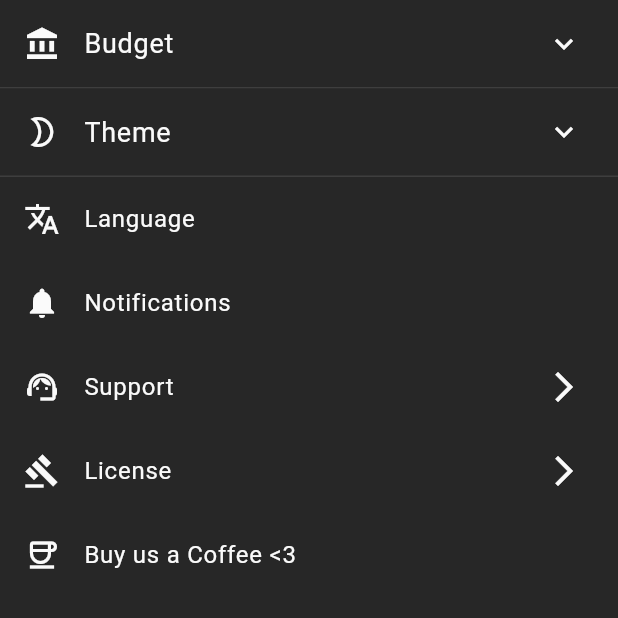
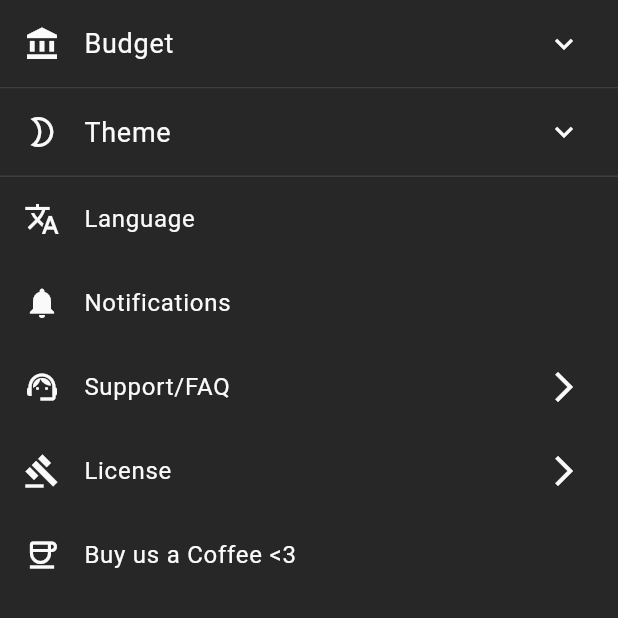
Before and after one commit to GolemT/Flutter_FinanceTracker, a Flutter app: the SettingsScreen screen opened by its route, on a phone screen of 412 x 824 dp, the top half of it. Run offline on Flutter 3.47's test engine with Material 3 defaults, Android fonts, the phone set to English and light mode, and no system bars; our stand-ins replace fl_chart, multi_select_flutter, pie_chart, shared_preferences; missing offline and left inert: easy_url_launcher; accounts and stored records are empty.

Commit message:
renamed support to Support/FAQ

```diff
--- a/lib/screens/settings_screen.dart
+++ b/lib/screens/settings_screen.dart
@@ -236,7 +236,7 @@ class SettingsScreenState extends State<SettingsScreen> {
             leading: Icon(Icons.notifications, color: nexusColor.text,),
           ),
           ListTile(
-            title: Text('Support', style: TextStyle(color: nexusColor.text)),
+            title: Text('Support/FAQ', style: TextStyle(color: nexusColor.text)),
             leading: Icon(Icons.support_agent, color: nexusColor.text,),
             trailing: Icon(Icons.arrow_forward_ios, color: nexusColor.text,),
             onTap: () async {
--- a/lib/screens/settings_subscreens/support.dart
+++ b/lib/screens/settings_subscreens/support.dart
@@ -12,7 +12,7 @@ class SupportScreen extends StatelessWidget {
 
     return Scaffold(
       appBar: AppBar(
-        title: Text('Support', style: TextStyle(color: nexusColor.text)),
+        title: Text('Support/FAQ', style: TextStyle(color: nexusColor.text)),
         backgroundColor: nexusColor.navigation,
         iconTheme: IconThemeData(color: nexusColor.text),
       ),
```
